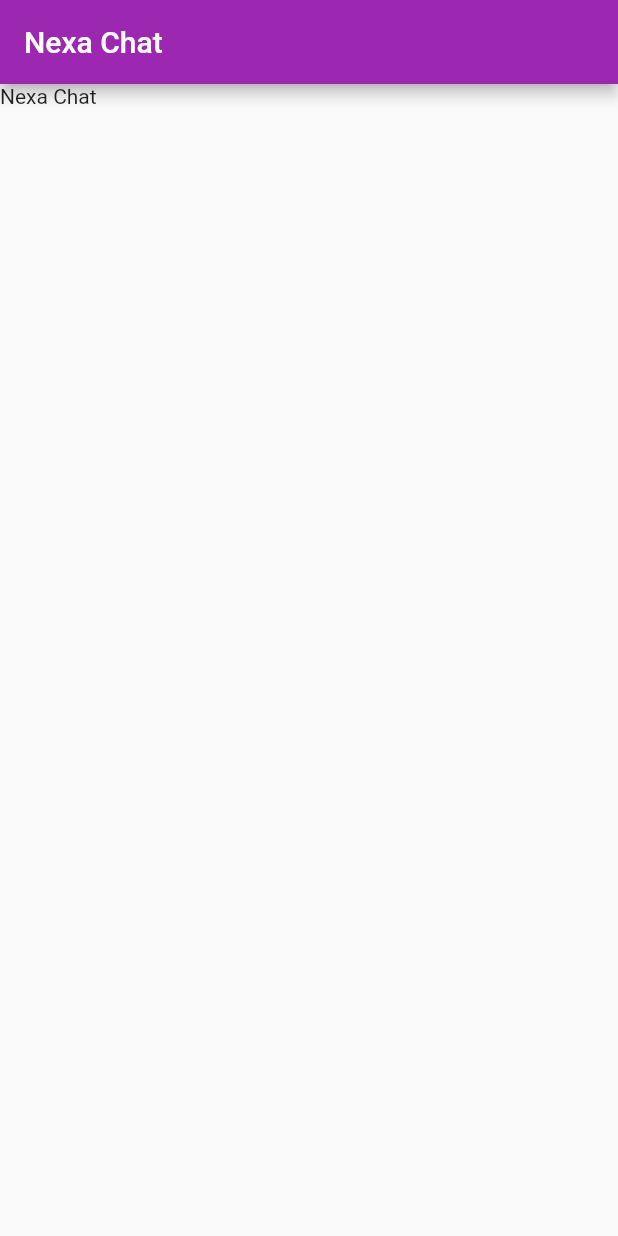
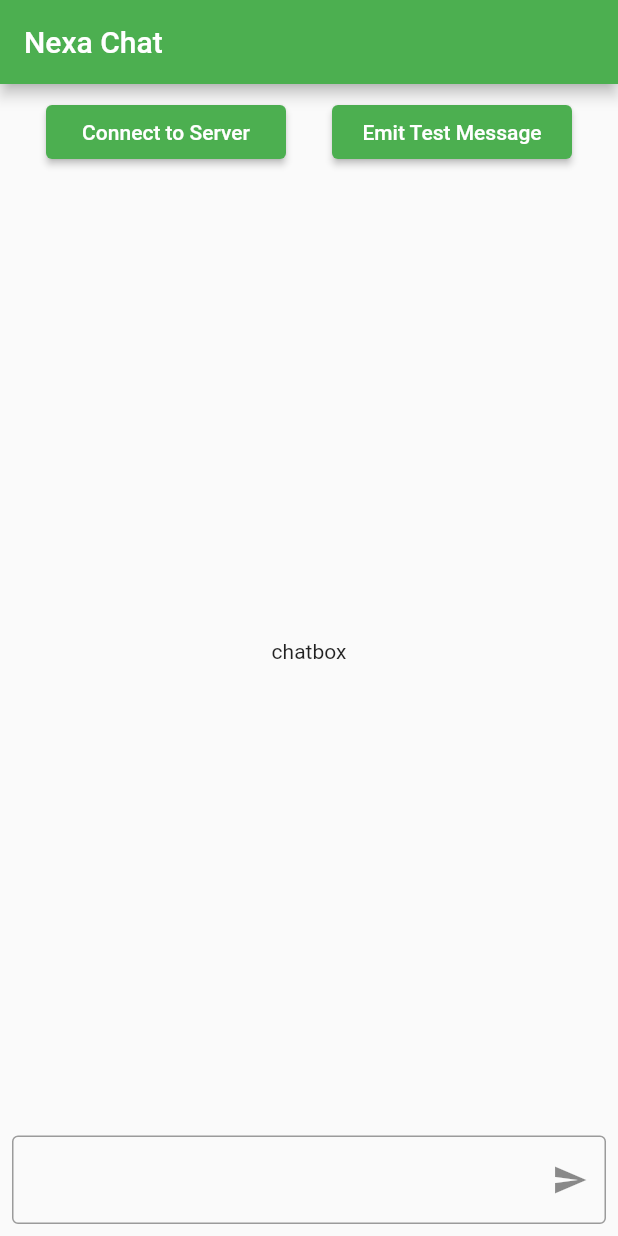
Before and after one commit to megz15/nexa, a Flutter app: the screen it shows after launch, on a phone screen of 412 x 824 dp. Run offline on Flutter 3.47's test engine with Material 2 defaults, Android fonts, the phone set to English and light mode, and no system bars.

Commit message:
Added basic chat structure

```diff
--- a/lib/main.dart
+++ b/lib/main.dart
@@ -13,7 +13,9 @@ class MyApp extends StatelessWidget {
       debugShowCheckedModeBanner: false,
       title: 'Nexa',
       theme: ThemeData(
-        primarySwatch: Colors.purple,
+        brightness: Brightness.light,
+        primarySwatch: Colors.green,
+
       ),
       home: const MyHomePage(title: 'Nexa Chat'),
     );
@@ -37,7 +39,54 @@ class _MyHomePageState extends State<MyHomePage> {
       appBar: AppBar(
         title: Text(widget.title),
       ),
-      body: const Text('Nexa Chat'),
+      body: Column(
+        crossAxisAlignment: CrossAxisAlignment.start,
+        children: [
+          Row(
+            children: [
+              Expanded(
+                // padding: const EdgeInsets.all(8.0),
+                child: Padding(
+                  padding: const EdgeInsets.all(8.0),
+                  child: Wrap(
+                    crossAxisAlignment: WrapCrossAlignment.center,
+                    alignment: WrapAlignment.spaceEvenly,
+                    spacing: 8.0,
+                    children: [
+                      Container(
+                        width: 160,
+                        child: ElevatedButton(
+                          child: Text('Connect to Server'),
+                          onPressed: (){},
+                        ),
+                      ),
+                      Container(
+                        width: 160,
+                        child: ElevatedButton(
+                          child: Text('Emit Test Message'),
+                          onPressed: (){},
+                        ),
+                      )
+                    ],
+                  ),
+                ),
+              ),
+            ],
+          ),
+          const Expanded(
+            child: Center(child: Text('chatbox')),
+          ),
+          Padding(
+            padding: EdgeInsets.all(8.0),
+            child: TextField(
+              decoration: InputDecoration(
+                border: OutlineInputBorder(),
+                suffixIcon: IconButton(onPressed: (){}, icon: Icon(Icons.send))
+              ),
+            ),
+          ),
+        ],
+      ),
     );
   }
 }
```
